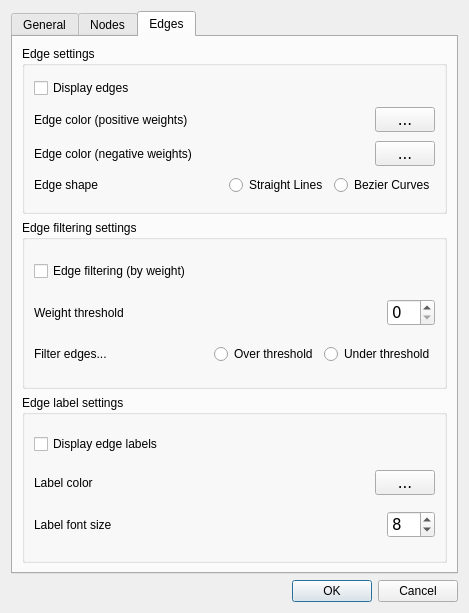
Before: the Qt Designer form src/forms/settingsdialog.ui in socnetv/app, drawn with Qt 5.
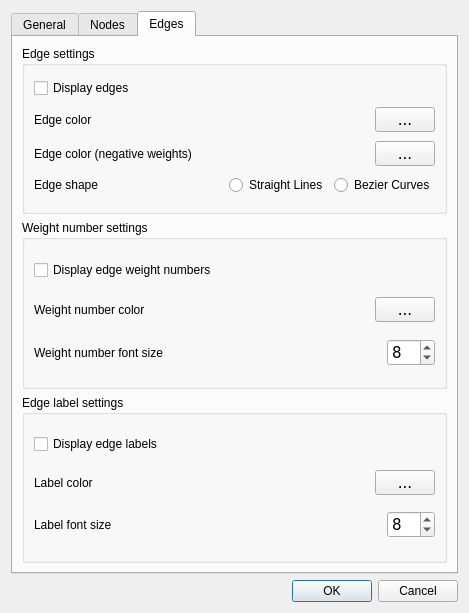
After: the same form once the commit is applied. The open tabs and pages were chosen to show the change. Icons and pictures are not drawn.

Commit message: functionality for changing negative edge color completed. The user can now change the default negative edge color from Settings dialog. Also, added functionality to enable or disable edge weight numbers. The default is not to display them

The edit to the form file:
```diff
--- a/src/forms/settingsdialog.ui
+++ b/src/forms/settingsdialog.ui
@@ -1122,7 +1122,7 @@
                <string>&lt;html&gt;&lt;head/&gt;&lt;body&gt;&lt;p&gt;&lt;span style=&quot; font-weight:600;&quot;&gt;Default edge color&lt;/span&gt;&lt;/p&gt;&lt;p&gt;Click the colored button to select a new default edge color.&lt;/p&gt;&lt;p&gt;Any change to this setting will apply to all existing edge immediately.&lt;/p&gt;&lt;p&gt;This is a permanent setting. Once you press OK, it will be saved and used in all future SocNetV sessions as default edge color. Until you change it again.&lt;/p&gt;&lt;/body&gt;&lt;/html&gt;</string>
               </property>
               <property name="text">
-               <string>Edge color (positive weights)</string>
+               <string>Edge color</string>
               </property>
              </widget>
             </item>
@@ -1319,11 +1319,11 @@
        <item row="1" column="0">
         <widget class="QGroupBox" name="groupBox_10">
          <property name="title">
-          <string>Edge filtering settings</string>
+          <string>Weight number settings</string>
          </property>
-         <layout class="QVBoxLayout" name="verticalLayout_3">
-          <item>
-           <widget class="QCheckBox" name="edgeFilteringChkBox">
+         <layout class="QGridLayout" name="gridLayout_12">
+          <item row="0" column="0">
+           <widget class="QCheckBox" name="edgeWeightNumbersChkBox">
             <property name="toolTip">
              <string>&lt;html&gt;&lt;head/&gt;&lt;body&gt;&lt;p&gt;&lt;span style=&quot; font-weight:600;&quot;&gt;Edge filtering&lt;/span&gt;&lt;/p&gt;&lt;p&gt;Enable or disable edge filtering by weight.&lt;/p&gt;&lt;p&gt;Enable to only show edges with weights over or under a given threshold.&lt;/p&gt;&lt;p&gt;Any change will apply to all existing edges immediately.&lt;/p&gt;&lt;p&gt;Once you press OK, this setting will be saved and it will be used in all future SocNetV sessions.&lt;/p&gt;&lt;/body&gt;&lt;/html&gt;</string>
             </property>
@@ -1334,11 +1334,11 @@
              <enum>Qt::LeftToRight</enum>
             </property>
             <property name="text">
-             <string>Edge filtering (by weight)</string>
+             <string>Display edge weight numbers</string>
             </property>
            </widget>
           </item>
-          <item>
+          <item row="1" column="0">
            <layout class="QHBoxLayout" name="horizontalLayout_19">
             <item>
              <widget class="QLabel" name="label_19">
@@ -1346,7 +1346,7 @@
                <string>&lt;html&gt;&lt;head/&gt;&lt;body&gt;&lt;p&gt;&lt;span style=&quot; font-weight:600;&quot;&gt;Edge weight threshold&lt;/span&gt;&lt;/p&gt;&lt;p&gt;Select a weight threshold value to filter edges by their weight.&lt;/p&gt;&lt;p&gt;Any change will apply to all existing edges immediately.&lt;/p&gt;&lt;p&gt;Once you press OK, this setting will be saved and it will be used in all future SocNetV sessions.&lt;/p&gt;&lt;/body&gt;&lt;/html&gt;</string>
               </property>
               <property name="text">
-               <string>Weight threshold</string>
+               <string>Weight number color</string>
               </property>
              </widget>
             </item>
@@ -1370,7 +1370,13 @@
              </spacer>
             </item>
             <item>
-             <widget class="QSpinBox" name="edgeFilteringThresholdSpin">
+             <widget class="QToolButton" name="edgeWeightNumberColorBtn">
+              <property name="minimumSize">
+               <size>
+                <width>60</width>
+                <height>25</height>
+               </size>
+              </property>
               <property name="font">
                <font>
                 <family>DejaVu Sans</family>
@@ -1383,17 +1389,23 @@
               <property name="toolTip">
                <string>&lt;html&gt;&lt;head/&gt;&lt;body&gt;&lt;p&gt;&lt;span style=&quot; font-weight:600;&quot;&gt;Edge weight threshold&lt;/span&gt;&lt;/p&gt;&lt;p&gt;Select a weight threshold value to filter edges by their weight.&lt;/p&gt;&lt;p&gt;Any change will apply to all existing edges immediately.&lt;/p&gt;&lt;p&gt;Once you press OK, this setting will be saved and it will be used in all future SocNetV sessions.&lt;/p&gt;&lt;/body&gt;&lt;/html&gt;</string>
               </property>
-              <property name="readOnly">
-               <bool>false</bool>
+              <property name="whatsThis">
+               <string>&lt;html&gt;&lt;head/&gt;&lt;body&gt;&lt;p&gt;&lt;span style=&quot; font-weight:600;&quot;&gt;Edge weight number color&lt;/span&gt;&lt;/p&gt;&lt;p&gt;Click to select a new color for all edge weight numbers.&lt;/p&gt;&lt;p&gt;Any change to this setting will apply to all existing weight numbers immediately.&lt;/p&gt;&lt;p&gt;This is a permanent setting. Once you press OK, it will be saved and used in all future SocNetV sessions as default edge weight number color when creating new edges.&lt;/p&gt;&lt;/body&gt;&lt;/html&gt;</string>
               </property>
-              <property name="value">
-               <number>0</number>
+              <property name="text">
+               <string>...</string>
+              </property>
+              <property name="iconSize">
+               <size>
+                <width>60</width>
+                <height>20</height>
+               </size>
               </property>
              </widget>
             </item>
            </layout>
           </item>
-          <item>
+          <item row="2" column="0">
            <layout class="QHBoxLayout" name="horizontalLayout_18">
             <item>
              <widget class="QLabel" name="label_18">
@@ -1404,7 +1416,7 @@
                <string>&lt;html&gt;&lt;head/&gt;&lt;body&gt;&lt;p&gt;&lt;span style=&quot; font-weight:600;&quot;&gt;Default edge shape&lt;/span&gt;&lt;/p&gt;&lt;p&gt;Select the default edge shape for all edges. &lt;/p&gt;&lt;p&gt;Edges can be either straight lines (default) or bezier curves.&lt;/p&gt;&lt;p&gt;This will apply to all existing edgesimmediately.&lt;/p&gt;&lt;p&gt;Once you press OK, the default edge shape will be saved and it will be used in all future SocNetV sessions.&lt;/p&gt;&lt;/body&gt;&lt;/html&gt;</string>
               </property>
               <property name="text">
-               <string>Filter edges...</string>
+               <string>Weight number font size</string>
               </property>
              </widget>
             </item>
@@ -1428,23 +1440,13 @@
              </spacer>
             </item>
             <item>
-             <widget class="QRadioButton" name="edgeFilteringRadioOver">
-              <property name="cursor">
-               <cursorShape>PointingHandCursor</cursorShape>
+             <widget class="QSpinBox" name="edgeWeightNumberSizeSpin">
+              <property name="font">
+               <font>
+                <family>DejaVu Sans</family>
+                <pointsize>11</pointsize>
+               </font>
               </property>
-              <property name="toolTip">
-               <string>&lt;html&gt;&lt;head/&gt;&lt;body&gt;&lt;p&gt;&lt;span style=&quot; font-weight:600;&quot;&gt;Edge filtering type&lt;/span&gt;&lt;/p&gt;&lt;p&gt;Select this to only show edges with weights over the given threshold.&lt;/p&gt;&lt;p&gt;Any change will apply to all existing edges immediately.&lt;/p&gt;&lt;p&gt;Once you press OK, this setting will be saved and it will be used in all future SocNetV sessions.&lt;/p&gt;&lt;/body&gt;&lt;/html&gt;</string>
-              </property>
-              <property name="whatsThis">
-               <string>&lt;html&gt;&lt;head/&gt;&lt;body&gt;&lt;p&gt;&lt;span style=&quot; font-weight:600;&quot;&gt;Edge filtering type&lt;/span&gt;&lt;/p&gt;&lt;p&gt;Select this to only show edges with weights over the given threshold.&lt;/p&gt;&lt;p&gt;Any change will apply to all existing edges immediately.&lt;/p&gt;&lt;p&gt;Once you press OK, this setting will be saved and it will be used in all future SocNetV sessions.&lt;/p&gt;&lt;/body&gt;&lt;/html&gt;</string>
-              </property>
-              <property name="text">
-               <string>Over threshold</string>
-              </property>
-             </widget>
-            </item>
-            <item>
-             <widget class="QRadioButton" name="edgeFilteringRadioUnder">
               <property name="cursor">
                <cursorShape>PointingHandCursor</cursorShape>
               </property>
@@ -1454,8 +1456,8 @@
               <property name="whatsThis">
                <string>&lt;html&gt;&lt;head/&gt;&lt;body&gt;&lt;p&gt;&lt;span style=&quot; font-weight:600;&quot;&gt;Edge filtering type&lt;/span&gt;&lt;/p&gt;&lt;p&gt;Select this to only show edges with weights under the given threshold.&lt;/p&gt;&lt;p&gt;Any change will apply to all existing edges immediately.&lt;/p&gt;&lt;p&gt;Once you press OK, this setting will be saved and it will be used in all future SocNetV sessions.&lt;/p&gt;&lt;/body&gt;&lt;/html&gt;</string>
               </property>
-              <property name="text">
-               <string>Under threshold</string>
+              <property name="value">
+               <number>8</number>
               </property>
              </widget>
             </item>
```
Left out of the diff: 42 changed lines with no effect on the pictures. The commit also changes 9 other files.
